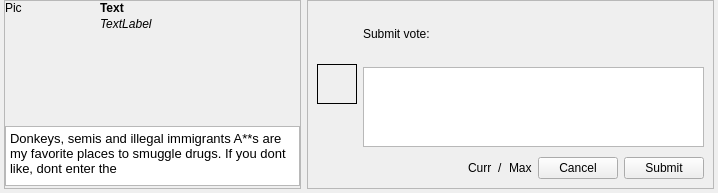
First picture: the form in ui/AdvisorWindow.ui, repository ben-sangster/stance, before the edit.
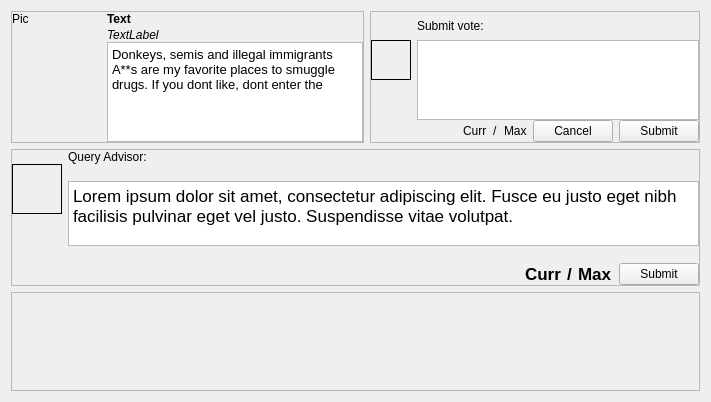
Second picture: the form after the edit.

The edit to the form file:
```diff
--- a/ui/AdvisorWindow.ui
+++ b/ui/AdvisorWindow.ui
@@ -6,8 +6,8 @@
    <rect>
     <x>0</x>
     <y>0</y>
-    <width>718</width>
-    <height>193</height>
+    <width>700</width>
+    <height>402</height>
    </rect>
   </property>
   <property name="sizePolicy">
@@ -26,18 +26,6 @@
    <string>Form</string>
   </property>
   <layout class="QVBoxLayout" name="verticalLayout_3">
-   <property name="leftMargin">
-    <number>4</number>
-   </property>
-   <property name="topMargin">
-    <number>0</number>
-   </property>
-   <property name="rightMargin">
-    <number>4</number>
-   </property>
-   <property name="bottomMargin">
-    <number>4</number>
-   </property>
    <item>
     <layout class="QHBoxLayout" name="horizontalLayout">
      <item>
@@ -106,10 +94,13 @@
           </item>
           <item row="0" column="1">
            <layout class="QVBoxLayout" name="verticalLayout">
+            <property name="spacing">
+             <number>0</number>
+            </property>
             <item>
              <widget class="QLabel" name="nameLabel">
               <property name="sizePolicy">
-               <sizepolicy hsizetype="Expanding" vsizetype="Maximum">
+               <sizepolicy hsizetype="Expanding" vsizetype="Fixed">
                 <horstretch>0</horstretch>
                 <verstretch>0</verstretch>
                </sizepolicy>
@@ -143,7 +134,7 @@
             <item>
              <widget class="QLabel" name="specialtyLabel">
               <property name="sizePolicy">
-               <sizepolicy hsizetype="Maximum" vsizetype="Maximum">
+               <sizepolicy hsizetype="Maximum" vsizetype="Fixed">
                 <horstretch>0</horstretch>
                 <verstretch>0</verstretch>
                </sizepolicy>
@@ -166,38 +157,38 @@
               </property>
              </widget>
             </item>
-           </layout>
-          </item>
-          <item row="1" column="0" colspan="2">
-           <widget class="QTextEdit" name="bioText">
-            <property name="sizePolicy">
-             <sizepolicy hsizetype="Preferred" vsizetype="Fixed">
-              <horstretch>0</horstretch>
-              <verstretch>0</verstretch>
-             </sizepolicy>
-            </property>
-            <property name="maximumSize">
-             <size>
-              <width>16777215</width>
-              <height>60</height>
-             </size>
-            </property>
-            <property name="font">
-             <font>
-              <pointsize>10</pointsize>
-             </font>
-            </property>
-            <property name="readOnly">
-             <bool>true</bool>
-            </property>
-            <property name="html">
-             <string>&lt;!DOCTYPE HTML PUBLIC &quot;-//W3C//DTD HTML 4.0//EN&quot; &quot;http://www.w3.org/TR/REC-html40/strict.dtd&quot;&gt;
+            <item>
+             <widget class="QTextEdit" name="bioText">
+              <property name="sizePolicy">
+               <sizepolicy hsizetype="Expanding" vsizetype="Fixed">
+                <horstretch>0</horstretch>
+                <verstretch>0</verstretch>
+               </sizepolicy>
+              </property>
+              <property name="maximumSize">
+               <size>
+                <width>16777215</width>
+                <height>100</height>
+               </size>
+              </property>
+              <property name="font">
+               <font>
+                <pointsize>10</pointsize>
+               </font>
+              </property>
+              <property name="readOnly">
+               <bool>true</bool>
+              </property>
+              <property name="html">
+               <string>&lt;!DOCTYPE HTML PUBLIC &quot;-//W3C//DTD HTML 4.0//EN&quot; &quot;http://www.w3.org/TR/REC-html40/strict.dtd&quot;&gt;
 &lt;html&gt;&lt;head&gt;&lt;meta name=&quot;qrichtext&quot; content=&quot;1&quot; /&gt;&lt;style type=&quot;text/css&quot;&gt;
 p, li { white-space: pre-wrap; }
 &lt;/style&gt;&lt;/head&gt;&lt;body style=&quot; font-family:'Lucida Grande'; font-size:10pt; font-weight:400; font-style:normal;&quot;&gt;
 &lt;p style=&quot; margin-top:0px; margin-bottom:0px; margin-left:0px; margin-right:0px; -qt-block-indent:0; text-indent:0px;&quot;&gt;Donkeys, semis and illegal immigrants A**s are my favorite places to smuggle drugs. If you dont like, dont enter the&lt;/p&gt;&lt;/body&gt;&lt;/html&gt;</string>
-            </property>
-           </widget>
+              </property>
+             </widget>
+            </item>
+           </layout>
           </item>
          </layout>
         </item>
@@ -219,8 +210,14 @@
         <enum>QFrame::Raised</enum>
        </property>
        <layout class="QGridLayout" name="gridLayout">
+        <property name="verticalSpacing">
+         <number>0</number>
+        </property>
+        <property name="margin">
+         <number>0</number>
+        </property>
         <item row="1" column="0">
-         <widget class="QLabel" name="avatarLabel">
+         <widget class="QLabel" name="avatarLabel_task">
           <property name="sizePolicy">
            <sizepolicy hsizetype="Fixed" vsizetype="Fixed">
             <horstretch>0</horstretch>
@@ -303,17 +300,24 @@
           <property name="tabChangesFocus">
            <bool>true</bool>
           </property>
+          <property name="html">
+           <string>&lt;!DOCTYPE HTML PUBLIC &quot;-//W3C//DTD HTML 4.0//EN&quot; &quot;http://www.w3.org/TR/REC-html40/strict.dtd&quot;&gt;
+&lt;html&gt;&lt;head&gt;&lt;meta name=&quot;qrichtext&quot; content=&quot;1&quot; /&gt;&lt;style type=&quot;text/css&quot;&gt;
+p, li { white-space: pre-wrap; }
+&lt;/style&gt;&lt;/head&gt;&lt;body style=&quot; font-family:'Lucida Grande'; font-size:13pt; font-weight:400; font-style:normal;&quot;&gt;
+&lt;p style=&quot;-qt-paragraph-type:empty; margin-top:0px; margin-bottom:0px; margin-left:0px; margin-right:0px; -qt-block-indent:0; text-indent:0px;&quot;&gt;&lt;/p&gt;&lt;/body&gt;&lt;/html&gt;</string>
+          </property>
          </widget>
         </item>
         <item row="3" column="4">
-         <widget class="QLabel" name="totalCharAmt">
+         <widget class="QLabel" name="totalCharAmt_task">
           <property name="text">
            <string>Max</string>
           </property>
          </widget>
         </item>
         <item row="3" column="2">
-         <widget class="QLabel" name="currentCharAmt">
+         <widget class="QLabel" name="currentCharAmt_task">
           <property name="text">
            <string>Curr</string>
           </property>
@@ -351,6 +355,228 @@
      </item>
     </layout>
    </item>
+   <item>
+    <widget class="QWidget" name="forumWidget" native="true">
+     <layout class="QVBoxLayout" name="verticalLayout_4">
+      <property name="spacing">
+       <number>-1</number>
+      </property>
+      <property name="margin">
+       <number>0</number>
+      </property>
+      <item>
+       <widget class="QFrame" name="postFrame">
+        <property name="sizePolicy">
+         <sizepolicy hsizetype="Preferred" vsizetype="Preferred">
+          <horstretch>0</horstretch>
+          <verstretch>0</verstretch>
+         </sizepolicy>
+        </property>
+        <property name="minimumSize">
+         <size>
+          <width>0</width>
+          <height>0</height>
+         </size>
+        </property>
+        <property name="frameShape">
+         <enum>QFrame::StyledPanel</enum>
+        </property>
+        <property name="frameShadow">
+         <enum>QFrame::Raised</enum>
+        </property>
+        <layout class="QGridLayout" name="gridLayout_2">
+         <property name="verticalSpacing">
+          <number>0</number>
+         </property>
+         <property name="margin">
+          <number>0</number>
+         </property>
+         <item row="1" column="0">
+          <widget class="QLabel" name="avatarLabel">
+           <property name="sizePolicy">
+            <sizepolicy hsizetype="Fixed" vsizetype="Fixed">
+             <horstretch>0</horstretch>
+             <verstretch>0</verstretch>
+            </sizepolicy>
+           </property>
+           <property name="minimumSize">
+            <size>
+             <width>50</width>
+             <height>50</height>
+            </size>
+           </property>
+           <property name="maximumSize">
+            <size>
+             <width>50</width>
+             <height>50</height>
+            </size>
+           </property>
+           <property name="frameShape">
+            <enum>QFrame::Box</enum>
+           </property>
+           <property name="text">
+            <string/>
+           </property>
+           <property name="scaledContents">
+            <bool>false</bool>
+           </property>
+           <property name="textInteractionFlags">
+            <set>Qt::NoTextInteraction</set>
+           </property>
+          </widget>
+         </item>
+         <item row="2" column="0" rowspan="2">
+          <spacer name="verticalSpacer_2">
+           <property name="orientation">
+            <enum>Qt::Vertical</enum>
+           </property>
+           <property name="sizeType">
+            <enum>QSizePolicy::Expanding</enum>
+           </property>
+           <property name="sizeHint" stdset="0">
+            <size>
+             <width>20</width>
+             <height>71</height>
+            </size>
+           </property>
+          </spacer>
+         </item>
+         <item row="3" column="1">
+          <spacer name="horizontalSpacer_2">
+           <property name="orientation">
+            <enum>Qt::Horizontal</enum>
+           </property>
+           <property name="sizeHint" stdset="0">
+            <size>
+             <width>518</width>
+             <height>20</height>
+            </size>
+           </property>
+          </spacer>
+         </item>
+         <item row="3" column="5">
+          <widget class="QPushButton" name="postSubmitButton">
+           <property name="text">
+            <string>Submit</string>
+           </property>
+          </widget>
+         </item>
+         <item row="3" column="2">
+          <widget class="QLabel" name="currentCharAmt">
+           <property name="font">
+            <font>
+             <pointsize>13</pointsize>
+             <weight>75</weight>
+             <bold>true</bold>
+            </font>
+           </property>
+           <property name="text">
+            <string>Curr</string>
+           </property>
+          </widget>
+         </item>
+         <item row="3" column="3">
+          <widget class="QLabel" name="label_2">
+           <property name="font">
+            <font>
+             <pointsize>13</pointsize>
+             <weight>75</weight>
+             <bold>true</bold>
+            </font>
+           </property>
+           <property name="text">
+            <string>/</string>
+           </property>
+          </widget>
+         </item>
+         <item row="3" column="4">
+          <widget class="QLabel" name="totalCharAmt">
+           <property name="font">
+            <font>
+             <pointsize>13</pointsize>
+             <weight>75</weight>
+             <bold>true</bold>
+            </font>
+           </property>
+           <property name="text">
+            <string>Max</string>
+           </property>
+          </widget>
+         </item>
+         <item row="0" column="1">
+          <widget class="QLabel" name="label_5">
+           <property name="text">
+            <string>Query Advisor:</string>
+           </property>
+          </widget>
+         </item>
+         <item row="1" column="1" rowspan="2" colspan="5">
+          <widget class="QTextEdit" name="postTextEdit">
+           <property name="sizePolicy">
+            <sizepolicy hsizetype="Expanding" vsizetype="Fixed">
+             <horstretch>0</horstretch>
+             <verstretch>0</verstretch>
+            </sizepolicy>
+           </property>
+           <property name="minimumSize">
+            <size>
+             <width>0</width>
+             <height>65</height>
+            </size>
+           </property>
+           <property name="maximumSize">
+            <size>
+             <width>16777215</width>
+             <height>65</height>
+            </size>
+           </property>
+           <property name="tabChangesFocus">
+            <bool>true</bool>
+           </property>
+           <property name="html">
+            <string>&lt;!DOCTYPE HTML PUBLIC &quot;-//W3C//DTD HTML 4.0//EN&quot; &quot;http://www.w3.org/TR/REC-html40/strict.dtd&quot;&gt;
+&lt;html&gt;&lt;head&gt;&lt;meta name=&quot;qrichtext&quot; content=&quot;1&quot; /&gt;&lt;style type=&quot;text/css&quot;&gt;
+p, li { white-space: pre-wrap; }
+&lt;/style&gt;&lt;/head&gt;&lt;body style=&quot; font-family:'Lucida Grande'; font-size:13pt; font-weight:400; font-style:normal;&quot;&gt;
+&lt;p style=&quot; margin-top:0px; margin-bottom:0px; margin-left:0px; margin-right:0px; -qt-block-indent:0; text-indent:0px;&quot;&gt;&lt;span style=&quot; font-family:'Arial,Helvetica,sans'; color:#000000;&quot;&gt;Lorem ipsum dolor sit amet, consectetur adipiscing elit. Fusce eu justo eget nibh facilisis pulvinar eget vel justo. Suspendisse vitae volutpat.&lt;/span&gt;&lt;/p&gt;&lt;/body&gt;&lt;/html&gt;</string>
+           </property>
+          </widget>
+         </item>
+        </layout>
+       </widget>
+      </item>
+      <item>
+       <widget class="QScrollArea" name="scrollArea">
+        <property name="sizePolicy">
+         <sizepolicy hsizetype="Expanding" vsizetype="Expanding">
+          <horstretch>0</horstretch>
+          <verstretch>0</verstretch>
+         </sizepolicy>
+        </property>
+        <property name="widgetResizable">
+         <bool>true</bool>
+        </property>
+        <widget class="QWidget" name="contents">
+         <property name="geometry">
+          <rect>
+           <x>0</x>
+           <y>0</y>
+           <width>674</width>
+           <height>76</height>
+          </rect>
+         </property>
+         <property name="sizePolicy">
+          <sizepolicy hsizetype="Preferred" vsizetype="Preferred">
+           <horstretch>0</horstretch>
+           <verstretch>0</verstretch>
+          </sizepolicy>
+         </property>
+        </widget>
+       </widget>
+      </item>
+     </layout>
+    </widget>
+   </item>
   </layout>
  </widget>
  <resources/>
```
